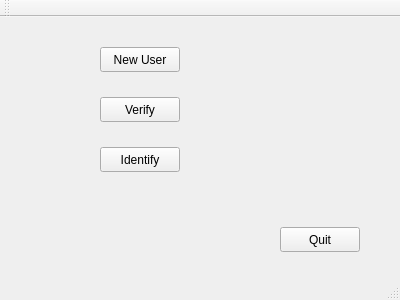
Qt form qt/Project3/mainwindow.ui (bangnbx/hust_final_project) before a commit.
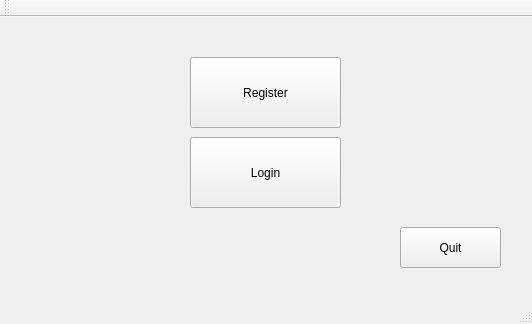
The same form after that commit.

Patch:
```diff
--- a/qt/Project3/mainwindow.ui
+++ b/qt/Project3/mainwindow.ui
@@ -6,8 +6,8 @@
    <rect>
     <x>0</x>
     <y>0</y>
-    <width>400</width>
-    <height>300</height>
+    <width>532</width>
+    <height>324</height>
    </rect>
   </property>
   <property name="windowTitle">
@@ -17,23 +17,23 @@
    <widget class="QPushButton" name="newUserBtn">
     <property name="geometry">
      <rect>
-      <x>100</x>
-      <y>30</y>
-      <width>80</width>
-      <height>25</height>
+      <x>190</x>
+      <y>40</y>
+      <width>151</width>
+      <height>71</height>
      </rect>
     </property>
     <property name="text">
-     <string>New User</string>
+     <string>Register</string>
     </property>
    </widget>
    <widget class="QPushButton" name="quitBtn">
     <property name="geometry">
      <rect>
-      <x>280</x>
+      <x>400</x>
       <y>210</y>
-      <width>80</width>
-      <height>25</height>
+      <width>101</width>
+      <height>41</height>
      </rect>
     </property>
     <property name="text">
@@ -43,27 +43,14 @@
    <widget class="QPushButton" name="verifyBtn">
     <property name="geometry">
      <rect>
-      <x>100</x>
-      <y>80</y>
-      <width>80</width>
-      <height>25</height>
+      <x>190</x>
+      <y>120</y>
+      <width>151</width>
+      <height>71</height>
      </rect>
     </property>
     <property name="text">
-     <string>Verify</string>
-    </property>
-   </widget>
-   <widget class="QPushButton" name="identifyBtn">
-    <property name="geometry">
-     <rect>
-      <x>100</x>
-      <y>130</y>
-      <width>80</width>
-      <height>25</height>
-     </rect>
-    </property>
-    <property name="text">
-     <string>Identify</string>
+     <string>Login</string>
     </property>
    </widget>
   </widget>
```
Left out of the diff: 4 changed lines with no effect on the pictures.
